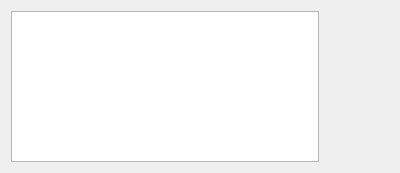
The window that src/plugins/batchproc/droptargetform.ui (qtplatz/qtplatz) describes before a commit, drawn with Qt 5.
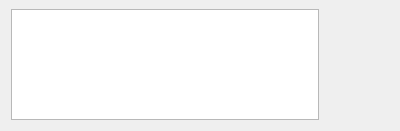
The same window after the commit. Custom widgets are drawn as their Qt base class.

```diff
--- a/src/plugins/batchproc/droptargetform.ui
+++ b/src/plugins/batchproc/droptargetform.ui
@@ -7,21 +7,33 @@
     <x>0</x>
     <y>0</y>
     <width>400</width>
-    <height>173</height>
+    <height>131</height>
    </rect>
   </property>
   <property name="windowTitle">
    <string>Form</string>
   </property>
   <layout class="QHBoxLayout" name="horizontalLayout_2">
+   <property name="spacing">
+    <number>6</number>
+   </property>
+   <property name="topMargin">
+    <number>9</number>
+   </property>
    <item>
     <layout class="QHBoxLayout" name="horizontalLayout">
+     <property name="spacing">
+      <number>6</number>
+     </property>
+     <item>
+      <widget class="QTreeView" name="treeView"/>
+     </item>
      <item>
       <layout class="QGridLayout" name="gridLayout">
+       <property name="horizontalSpacing">
+        <number>2</number>
+       </property>
        <item row="0" column="0">
-        <widget class="QTextEdit" name="textEdit_2"/>
-       </item>
-       <item row="0" column="1">
         <widget class="batchproc::DropWidget" name="dropWidget" native="true">
          <property name="minimumSize">
           <size>
```
